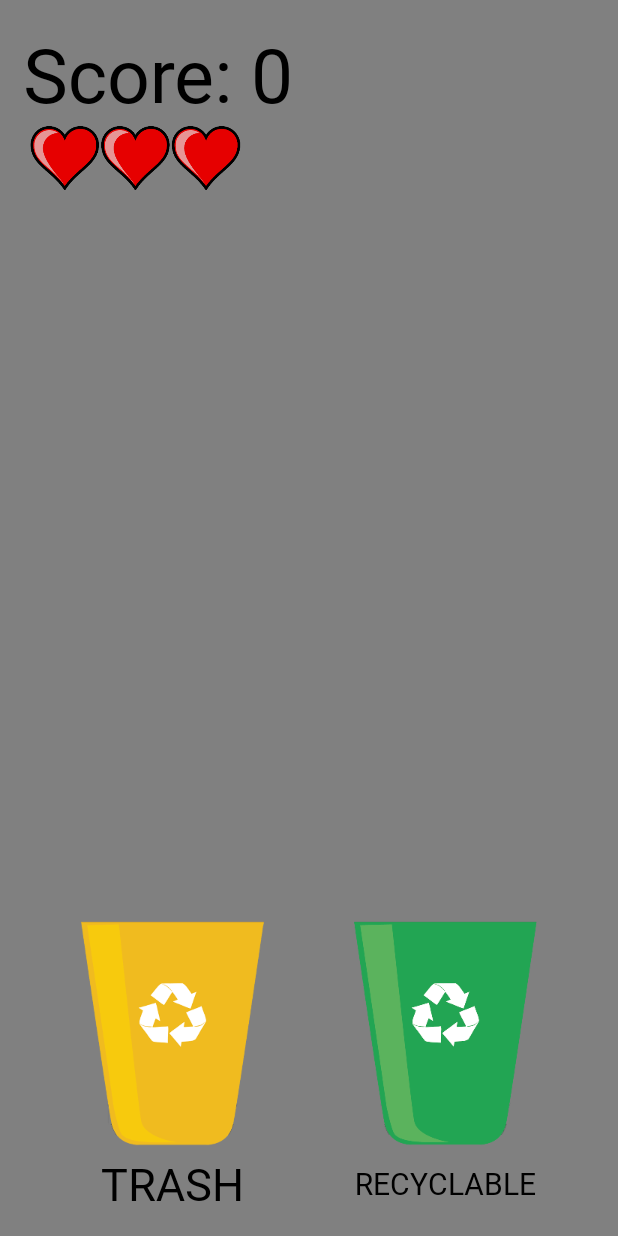
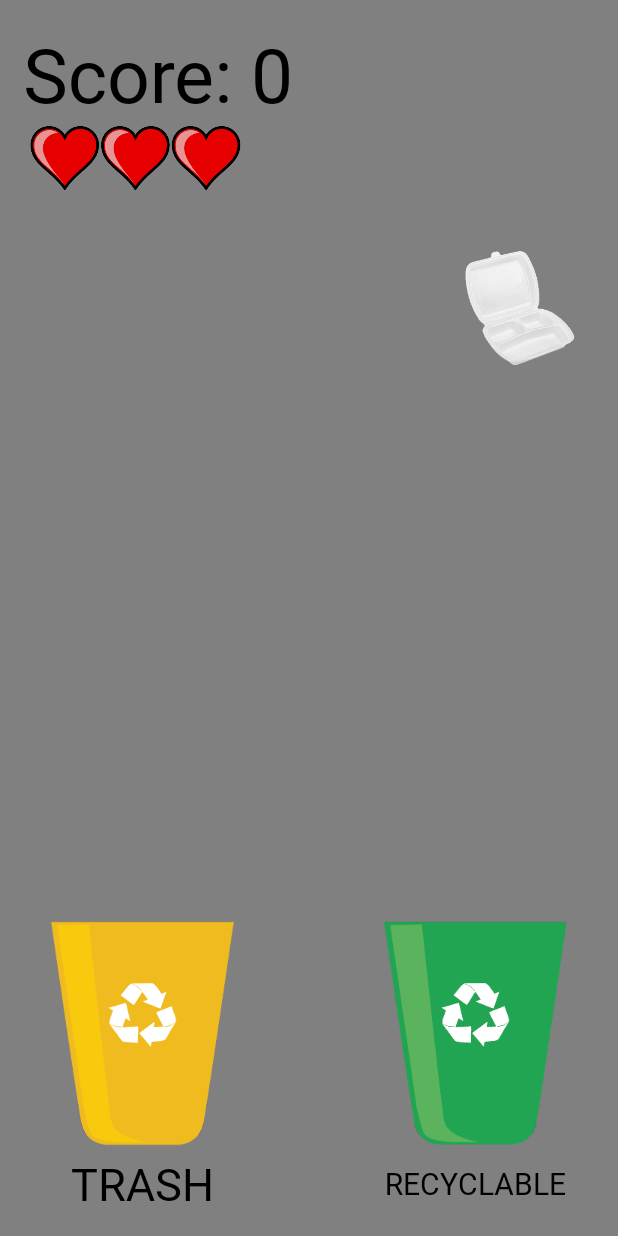
Before and after one commit to rrTio/CESTINO, an Android app: the MainActivity screen opened directly, with no data from a screen before it, after a tap on "PLAY!", on a phone screen of 412 x 824 dp. Run offline under Robolectric (Android 15) with nearby library versions, the phone set to English and light mode, and no system bars.

Commit message:
Fixed known bugs, added new features

```diff
--- a/app/src/main/java/com/example/final_project/MainActivity.java
+++ b/app/src/main/java/com/example/final_project/MainActivity.java
@@ -1,14 +1,21 @@
 package com.example.final_project;
 
 import android.annotation.SuppressLint;
+import android.content.DialogInterface;
+import android.content.Intent;
+import android.graphics.Color;
 import android.graphics.Rect;
+import android.graphics.Typeface;
 import android.graphics.drawable.Drawable;
 import android.os.Build;
 import android.util.Log;
+import android.view.Gravity;
+import android.view.LayoutInflater;
 import android.view.MotionEvent;
 import android.view.View;
 import android.widget.*;
 import androidx.annotation.RequiresApi;
+import androidx.appcompat.app.AlertDialog;
 import androidx.appcompat.app.AppCompatActivity;
 import android.os.Bundle;
 
@@ -22,10 +29,9 @@ public class MainActivity extends AppCompatActivity
     ImageView player, trashBin, recyclableBin, lives, trash;
 
     boolean collisionTrash = false, collisionRecyclable = false;
-    int score = 0, livesCount = 3, livesNull, livesOne, livesTwo, livesThree;
-    int trashBounds = 7;
-    float xDown = 0,yDown = 0, movedX, movedY, distanceX, distanceY;
-    String bio, nonBio, recycle, trashOut;
+    int score = 0, livesCount = 3, trashBounds = 7, livesNull, livesOne, livesTwo, livesThree;
+    float xDown = 0,yDown = 0, movedX, movedY, distanceX, distanceY, xCoordinate = 460.0F, yCoordinate = 250.0F;
+    String trashOut;
 
     @RequiresApi(api = Build.VERSION_CODES.LOLLIPOP)
     @SuppressLint("ClickableViewAccessibility")
@@ -37,21 +43,7 @@ public class MainActivity extends AppCompatActivity
         setup(); //SETTING UP OF COMPONENTS
 
         btnStart.setOnClickListener(new View.OnClickListener()
-        {
-            @Override
-            public void onClick(View v)
-            {
-                trashOut = trashType();
-                trashBin.setVisibility(View.VISIBLE);
-                recyclableBin.setVisibility(View.VISIBLE);
-                player.setVisibility(View.VISIBLE);
-                trashName.setVisibility(View.VISIBLE);
-                recyclableName.setVisibility(View.VISIBLE);
-                btnStart.setVisibility(View.INVISIBLE);
-                Log.e("values", "X: " + trash.getX() + "Y: " + trash.getY());
-
-            }
-        });
+        {@Override public void onClick(View v) {startGame();}});
 
         //PLAYER'S MOTION
         player.setOnTouchListener(new View.OnTouchListener()
@@ -68,43 +60,47 @@ public class MainActivity extends AppCompatActivity
                         movedX = event.getX(); movedY = event.getY();
                         distanceX = movedX - xDown; distanceY = movedY - yDown;
                         player.setX(player.getX() + distanceX); player.setY(player.getY() + distanceY);
-
                         break;
 
                     //USER'S TOUCH RELEASED
                     case MotionEvent.ACTION_UP:
+                        //FOR TRASH
                         checkCollisionTrash();
                         if(collisionTrash == true)
                         {
                             if (trashOut == "TRASH")
                             {
                                 score++; lblScore.setText("Score: " + score);
+                                trash.setImageDrawable(null);
+                                trashType();
                                 Toast.makeText(MainActivity.this, "CORRECT", Toast.LENGTH_SHORT).show();
                             }
                             else
                             {
                                 wrongAnswer();
+                                trash.setImageDrawable(null);
+                                trashType();
                                 Toast.makeText(MainActivity.this, "CORRECT", Toast.LENGTH_SHORT).show();
                             }
                         }
 
+                        //FOR RECYCLABLE
                         checkCollisionRecyclable();
-                        //NOT FINAL FOR WRONG EVENTS
                         if(collisionRecyclable == true)
                         {
                             if (trashOut == "RECYCLABLE")
                             {
                                 score++; lblScore.setText("Score: " + score);
-                                Toast.makeText(MainActivity.this, "CORRECT", Toast.LENGTH_SHORT).show();
                                 trash.setImageDrawable(null);
                                 trashType();
+                                Toast.makeText(MainActivity.this, "CORRECT", Toast.LENGTH_SHORT).show();
                             }
                             else
                             {
                                 wrongAnswer();
-                                Toast.makeText(MainActivity.this, "WRONG", Toast.LENGTH_SHORT).show();
                                 trash.setImageDrawable(null);
                                 trashType();
+                                Toast.makeText(MainActivity.this, "WRONG", Toast.LENGTH_SHORT).show();
                             }
                         }
                         break;
@@ -112,7 +108,7 @@ public class MainActivity extends AppCompatActivity
                 return true;
             }
         });
-        }
+    }
 
     public void checkCollisionTrash()
     {
@@ -121,8 +117,7 @@ public class MainActivity extends AppCompatActivity
         player.getHitRect(playerImage); trashBin.getHitRect(trashImage);
 
         //COLLISION CHECKER FOR IMAGEVIEWS
-        if(playerImage.intersect(trashImage)) { collisionTrash = true;}
-        else { collisionTrash = false;}
+        if(playerImage.intersect(trashImage)) {collisionTrash = true;} else {collisionTrash = false;}
     }
 
     public void checkCollisionRecyclable()
@@ -132,47 +127,60 @@ public class MainActivity extends AppCompatActivity
         player.getHitRect(playerImage); recyclableBin.getHitRect(recyclableImage);
 
         //COLLISION CHECKER FOR IMAGEVIEWS
-        if(playerImage.intersect(recyclableImage)) {collisionRecyclable = true;}
-        else {collisionRecyclable = false;}
+        if(playerImage.intersect(recyclableImage)) {collisionRecyclable = true;} else {collisionRecyclable = false;}
     }
 
     //ARRAYS FOR IMAGES AND VALUES
     public String trashType()
     {
-        final int trashValue = new Random().nextInt(1);
+        final int trashValue = new Random().nextInt(2);
         int randomize = new Random().nextInt(trashBounds);
         String[] trashType = {"TRASH", "RECYCLABLE"};
         String output = trashType[trashValue];
 
         if(output == "TRASH") {trash(randomize);}
         if(output == "RECYCLABLE") {recyclable(randomize);}
-
+        Log.e("values", output);
         return output;
     }
 
     //ARRAYS FOR RANDOM IMAGES
     public void trash(int randomize)
     {
-        int cheese, eggshell, fishBone, banana, apple, mask, battery, lightBulb; //DECLARE VARIABLES
+        int cheese, eggshell, fishBone, banana, apple, mask, battery, lightBulb;
 
+        mask = R.drawable.mask;
+        apple = R.drawable.apple;
+        cheese = R.drawable.cheese;
+        banana = R.drawable.banana;
+        battery = R.drawable.battery;
+        eggshell = R.drawable.eggshell;
+        fishBone = R.drawable.fishbone;
+        lightBulb = R.drawable.lightbulb;
 
-
-        cheese = R.drawable.cheese; //INSTANTIATE IMAGE TO VARIABLE
-        eggshell = R.drawable.eggshell;
-
-        trash = findViewById(R.id.trash); int[] bioDegradable = {cheese, eggshell}; //ADD TO ARRAY
-        Drawable draw = getResources().getDrawable(bioDegradable[randomize]); trash.setImageDrawable(draw); trash.setX(315.0F); trash.setY(0.0F);
+        trash = findViewById(R.id.trash); int[] arrayTrash = {cheese, eggshell, fishBone, banana, apple, mask, battery, lightBulb};
+        Drawable draw = getResources().getDrawable(arrayTrash[randomize]);
+        this.trash.setImageDrawable(draw); this.trash.setX(xCoordinate); this.trash.setY(yCoordinate);
+        trashOut = "TRASH";
     }
 
     public void recyclable(int randomize)
     {
-        int brownPaper, milk, newspaper, styrofoam, can, trashPaper, plastic, mineralBottle; //DECLARE VARIABLES
-        brownPaper = R.drawable.brownpaper; //INSTANTIATE IMAGE TO VARIABLE
+        int brownPaper, milk, newspaper, styrofoam, can, trashPaper, plastic, mineralBottle;
+
+        can = R.drawable.can;
         milk = R.drawable.milk;
+        plastic = R.drawable.plastic;
         newspaper = R.drawable.newspaper;
+        styrofoam = R.drawable.styrofoam;
+        brownPaper = R.drawable.brownpaper;
+        trashPaper = R.drawable.trashpaper;
+        mineralBottle = R.drawable.mineralbottle;
 
-        trash = findViewById(R.id.trash); int[] recyclable = {brownPaper, milk, newspaper}; //ADD TO ARRAY
-        Drawable draw = getResources().getDrawable(recyclable[randomize]); trash.setImageDrawable(draw);
+        trash = findViewById(R.id.trash); int[] arrayRecyclable = {brownPaper, milk, newspaper, styrofoam, can, trashPaper, plastic, mineralBottle};
+        Drawable draw = getResources().getDrawable(arrayRecyclable[randomize]);
+        this.trash.setImageDrawable(draw); this.trash.setX(xCoordinate); this.trash.setY(yCoordinate);
+        trashOut = "RECYCLABLE";
     }
 
     @RequiresApi(api = Build.VERSION_CODES.LOLLIPOP)
@@ -181,7 +189,47 @@ public class MainActivity extends AppCompatActivity
         livesCount--;
         if(livesCount == 2) {lives.setImageDrawable(getDrawable(livesTwo));}
         if(livesCount == 1) {lives.setImageDrawable(getDrawable(livesOne));}
-        if(livesCount == 0) {lives.setImageDrawable(getDrawable(livesNull));}
+        if(livesCount == 0) {noLivesLeft();}
+    }
+
+    @RequiresApi(api = Build.VERSION_CODES.LOLLIPOP)
+    public void loseDialog()
+    {
+        final AlertDialog.Builder builder = new AlertDialog.Builder(this);
+        builder.setView(R.layout.custom_alert_dialog_lose);
+        Log.e("status", "LOSE");
+
+        builder.setPositiveButton("YES", new DialogInterface.OnClickListener()
+        {@Override public void onClick(DialogInterface dialog, int which) {startGame(); dialog.dismiss();}});
+        builder.setNegativeButton("NO", new DialogInterface.OnClickListener()
+        {@Override public void onClick(DialogInterface dialog, int which) {returnHome(); dialog.dismiss();}});
+
+        AlertDialog dialog = builder.create(); dialog.show();
+        Button btnPositive = dialog.getButton(AlertDialog.BUTTON_POSITIVE); Button btnNegative = dialog.getButton(AlertDialog.BUTTON_NEGATIVE);
+        LinearLayout.LayoutParams layoutParamsPositive = (LinearLayout.LayoutParams) btnPositive.getLayoutParams();
+        LinearLayout.LayoutParams layoutParamsNegative = (LinearLayout.LayoutParams) btnNegative.getLayoutParams();
+        btnPositive.setBackground(getDrawable(R.drawable.alert_dialog_yes)); btnNegative.setBackground(getDrawable(R.drawable.alert_dialog_no));
+        btnNegative.setTextColor(Color.parseColor("#000000")); btnPositive.setTextColor(Color.parseColor("#000000"));
+        btnPositive.setTextSize(25); btnNegative.setTextSize(25);
+        layoutParamsPositive.weight = 10; layoutParamsNegative.weight = 10;
+        btnPositive.setLayoutParams(layoutParamsPositive); btnNegative.setLayoutParams(layoutParamsNegative);
+    }
+
+    @RequiresApi(api = Build.VERSION_CODES.LOLLIPOP)
+    public void startGame()
+    {
+        trashType();
+        lives.setVisibility(View.VISIBLE);
+        lives.setImageDrawable(getDrawable(R.drawable.life_three));
+        livesCount=3;
+        score = 0; lblScore.setText("Score: " + score);
+        trashBin.setVisibility(View.VISIBLE);
+        recyclableBin.setVisibility(View.VISIBLE);
+        player.setVisibility(View.VISIBLE);
+        trashName.setVisibility(View.VISIBLE);
+        recyclableName.setVisibility(View.VISIBLE);
+        btnStart.setVisibility(View.INVISIBLE);
+        Log.e("values", "X: " + trash.getX() + "Y: " + trash.getY());
     }
 
     //SETUP COMPONENTS
@@ -206,4 +254,15 @@ public class MainActivity extends AppCompatActivity
         lblScore = findViewById(R.id.lblScore);
         lblScore.setText("Score: " + score);
     }
+    public void returnHome() {Intent intent = new Intent(MainActivity.this, MainMenu.class); startActivity(intent);}
+
+    @RequiresApi(api = Build.VERSION_CODES.LOLLIPOP)
+    public void noLivesLeft() {lives.setImageDrawable(getDrawable(livesNull));
+        trash.setVisibility(View.INVISIBLE);
+        trashBin.setVisibility(View.INVISIBLE);
+        recyclableBin.setVisibility(View.INVISIBLE);
+        trashName.setVisibility(View.INVISIBLE);
+        recyclableName.setVisibility(View.INVISIBLE);
+        lives.setVisibility(View.INVISIBLE);
+        loseDialog();}
 }
--- /dev/null
+++ b/app/src/main/res/drawable/alert_dialog_no.xml
@@ -0,0 +1,18 @@
+<?xml version="1.0" encoding="utf-8"?>
+<selector xmlns:android="http://schemas.android.com/apk/res/android">
+    <item android:state_pressed="true">
+        <shape android:shape="rectangle">
+            <solid android:color="#440000"/>
+            <stroke android:width="5dp"/>
+            <corners android:radius="10dp"/>
+        </shape>
+    </item>
+
+    <item android:state_pressed="false">
+        <shape android:shape="rectangle">
+            <solid android:color="#AA0000"/>
+            <stroke android:width="5dp"/>
+            <corners android:radius="10dp"/>
+        </shape>
+    </item>
+</selector>
--- /dev/null
+++ b/app/src/main/res/drawable/alert_dialog_yes.xml
@@ -0,0 +1,18 @@
+<?xml version="1.0" encoding="utf-8"?>
+<selector xmlns:android="http://schemas.android.com/apk/res/android">
+    <item android:state_pressed="true">
+        <shape android:shape="rectangle">
+            <solid android:color="#004400"/>
+            <stroke android:width="5dp"/>
+            <corners android:radius="10dp"/>
+        </shape>
+    </item>
+
+    <item android:state_pressed="false">
+        <shape android:shape="rectangle">
+            <solid android:color="#00AA00"/>
+            <stroke android:width="5dp"/>
+            <corners android:radius="10dp"/>
+        </shape>
+    </item>
+</selector>
--- a/app/src/main/res/layout/activity_main.xml
+++ b/app/src/main/res/layout/activity_main.xml
@@ -39,6 +39,7 @@
             android:background="@drawable/btn_play"
             android:text="PLAY!"
             android:textSize="55dp"
+            android:textColor="#000000"
             android:fontFamily="@font/heyfun"
             android:textStyle="bold"
     />
@@ -50,7 +51,7 @@
             android:layout_alignParentBottom="true"
             android:layout_alignParentLeft="true"
             android:layout_marginBottom="10dp"
-            android:layout_marginLeft="40dp"
+            android:layout_marginLeft="20dp"
             android:text="TRASH"
             android:textColor="#000000"
             android:textSize="30dp"
@@ -58,6 +59,7 @@
             android:fontFamily="@font/heyfun"
             android:visibility="invisible"
     />
+
     <TextView
             android:id="@+id/recyclableName"
             android:layout_width="150dp"
@@ -65,7 +67,7 @@
             android:layout_alignParentBottom="true"
             android:layout_alignParentRight="true"
             android:layout_marginBottom="10dp"
-            android:layout_marginRight="40dp"
+            android:layout_marginRight="20dp"
             android:text="RECYCLABLE"
             android:textColor="#000000"
             android:textSize="20dp"
@@ -76,9 +78,11 @@
 
     <ImageView
             android:id="@+id/trash"
-            android:layout_width="150dp"
-            android:layout_height="150dp"
+            android:layout_width="80dp"
+            android:layout_height="80dp"
             android:layout_centerHorizontal="true"
+            android:layout_alignParentTop="true"
+            android:layout_marginTop="150dp"
             android:visibility="invisible"
     />
 
@@ -89,7 +93,7 @@
             android:layout_alignParentBottom="true"
             android:layout_alignParentLeft="true"
             android:layout_marginBottom="60dp"
-            android:layout_marginLeft="40dp"
+            android:layout_marginLeft="20dp"
             android:src="@drawable/bin_trash"
             android:visibility="invisible"
     />
@@ -101,7 +105,7 @@
             android:layout_alignParentBottom="true"
             android:layout_alignParentRight="true"
             android:layout_marginBottom="60dp"
-            android:layout_marginRight="40dp"
+            android:layout_marginRight="20dp"
             android:src="@drawable/bin_recyclable"
             android:visibility="invisible"
     />
```
Also changed, not shown: app/src/main/res/drawable/alert_dialog_background.xml (added, +10 -0 lines), app/src/main/res/layout/custom_alert_dialog_lose.xml (added, +37 -0 lines).
